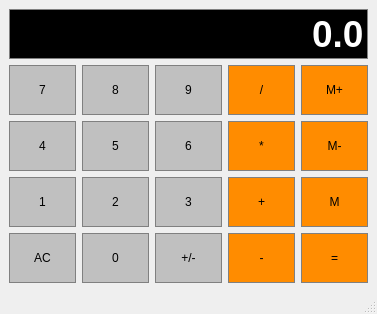
Qt form Calculator/mainwindow.ui (jakeSonnier/Calculator) before a commit.
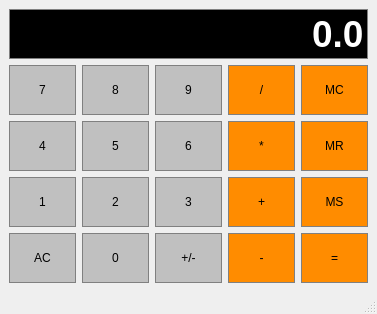
The same form after that commit.

Diff of the .ui file:
```diff
--- a/Calculator/mainwindow.ui
+++ b/Calculator/mainwindow.ui
@@ -94,7 +94,7 @@
      </widget>
     </item>
     <item row="2" column="4">
-     <widget class="QPushButton" name="MemClear">
+     <widget class="QPushButton" name="MemRecall">
       <property name="sizePolicy">
        <sizepolicy hsizetype="Preferred" vsizetype="Preferred">
         <horstretch>0</horstretch>
@@ -115,7 +115,7 @@
 }</string>
       </property>
       <property name="text">
-       <string>M-</string>
+       <string>MR</string>
       </property>
      </widget>
     </item>
@@ -302,7 +302,7 @@
      </widget>
     </item>
     <item row="1" column="4">
-     <widget class="QPushButton" name="MemAdd">
+     <widget class="QPushButton" name="MemClear">
       <property name="sizePolicy">
        <sizepolicy hsizetype="Preferred" vsizetype="Preferred">
         <horstretch>0</horstretch>
@@ -323,7 +323,7 @@
 }</string>
       </property>
       <property name="text">
-       <string>M+</string>
+       <string>MC</string>
       </property>
      </widget>
     </item>
@@ -401,7 +401,7 @@
 }</string>
       </property>
       <property name="text">
-       <string>M</string>
+       <string>MS</string>
       </property>
      </widget>
     </item>
```
Left out of the diff: 2 changed lines with no effect on the pictures.
